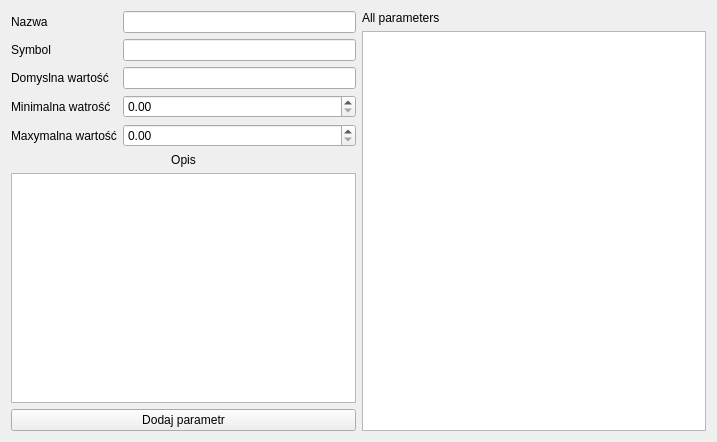
This is client/addparameter.ui in 172270/QElectricPartsCatalog as Qt 5 draws it before an edit. The edited form follows.
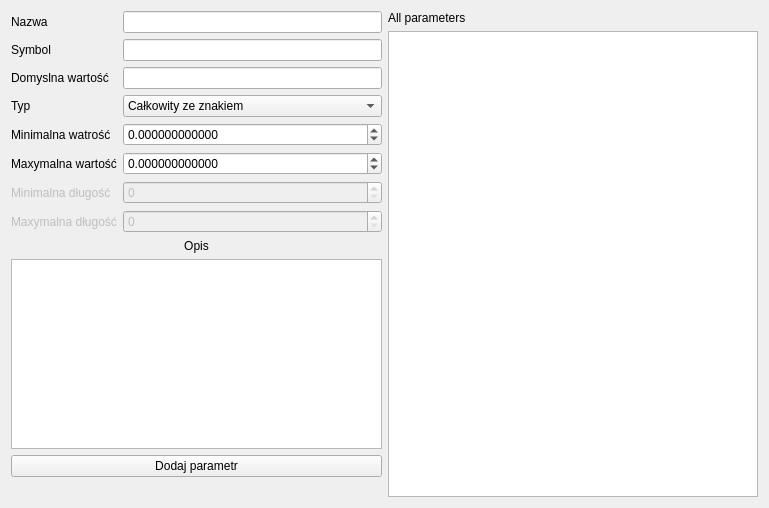
This is the edited form.

```diff
--- a/client/addparameter.ui
+++ b/client/addparameter.ui
@@ -6,8 +6,8 @@
    <rect>
     <x>0</x>
     <y>0</y>
-    <width>717</width>
-    <height>442</height>
+    <width>769</width>
+    <height>508</height>
    </rect>
   </property>
   <property name="windowTitle">
@@ -60,7 +60,7 @@
        <item row="2" column="1">
         <widget class="QLineEdit" name="defaultValue"/>
        </item>
-       <item row="3" column="0">
+       <item row="4" column="0">
         <widget class="QLabel" name="minVal_l">
          <property name="text">
           <string>Minimalna watrość</string>
@@ -70,10 +70,20 @@
          </property>
         </widget>
        </item>
-       <item row="3" column="1">
-        <widget class="QDoubleSpinBox" name="minVal"/>
+       <item row="4" column="1">
+        <widget class="QDoubleSpinBox" name="minVal">
+         <property name="decimals">
+          <number>12</number>
+         </property>
+         <property name="minimum">
+          <double>-999999999.000000000000000</double>
+         </property>
+         <property name="maximum">
+          <double>999999999.000000000000000</double>
+         </property>
+        </widget>
        </item>
-       <item row="4" column="0">
+       <item row="5" column="0">
         <widget class="QLabel" name="maxVal_l">
          <property name="text">
           <string>Maxymalna wartość</string>
@@ -83,8 +93,91 @@
          </property>
         </widget>
        </item>
-       <item row="4" column="1">
-        <widget class="QDoubleSpinBox" name="maxVal"/>
+       <item row="5" column="1">
+        <widget class="QDoubleSpinBox" name="maxVal">
+         <property name="decimals">
+          <number>12</number>
+         </property>
+         <property name="minimum">
+          <double>-999999999.000000000000000</double>
+         </property>
+         <property name="maximum">
+          <double>999999999.000000000000000</double>
+         </property>
+        </widget>
+       </item>
+       <item row="3" column="1">
+        <widget class="QComboBox" name="comboBox">
+         <item>
+          <property name="text">
+           <string>Całkowity ze znakiem</string>
+          </property>
+         </item>
+         <item>
+          <property name="text">
+           <string>Całkowity bez znaku</string>
+          </property>
+         </item>
+         <item>
+          <property name="text">
+           <string>Typ zmiennoprzecinkowy</string>
+          </property>
+         </item>
+         <item>
+          <property name="text">
+           <string>Text</string>
+          </property>
+         </item>
+         <item>
+          <property name="text">
+           <string>Data</string>
+          </property>
+         </item>
+        </widget>
+       </item>
+       <item row="3" column="0">
+        <widget class="QLabel" name="label_2">
+         <property name="text">
+          <string>Typ</string>
+         </property>
+         <property name="buddy">
+          <cstring>comboBox</cstring>
+         </property>
+        </widget>
+       </item>
+       <item row="6" column="0">
+        <widget class="QLabel" name="label_3">
+         <property name="enabled">
+          <bool>false</bool>
+         </property>
+         <property name="text">
+          <string>Minimalna długość</string>
+         </property>
+        </widget>
+       </item>
+       <item row="7" column="0">
+        <widget class="QLabel" name="label_4">
+         <property name="enabled">
+          <bool>false</bool>
+         </property>
+         <property name="text">
+          <string>Maxymalna długość</string>
+         </property>
+        </widget>
+       </item>
+       <item row="6" column="1">
+        <widget class="QSpinBox" name="spinBox">
+         <property name="enabled">
+          <bool>false</bool>
+         </property>
+        </widget>
+       </item>
+       <item row="7" column="1">
+        <widget class="QSpinBox" name="spinBox_2">
+         <property name="enabled">
+          <bool>false</bool>
+         </property>
+        </widget>
        </item>
       </layout>
      </item>
@@ -111,6 +204,13 @@
        </property>
       </widget>
      </item>
+     <item>
+      <widget class="QLabel" name="status">
+       <property name="text">
+        <string/>
+       </property>
+      </widget>
+     </item>
     </layout>
    </item>
    <item>
```
